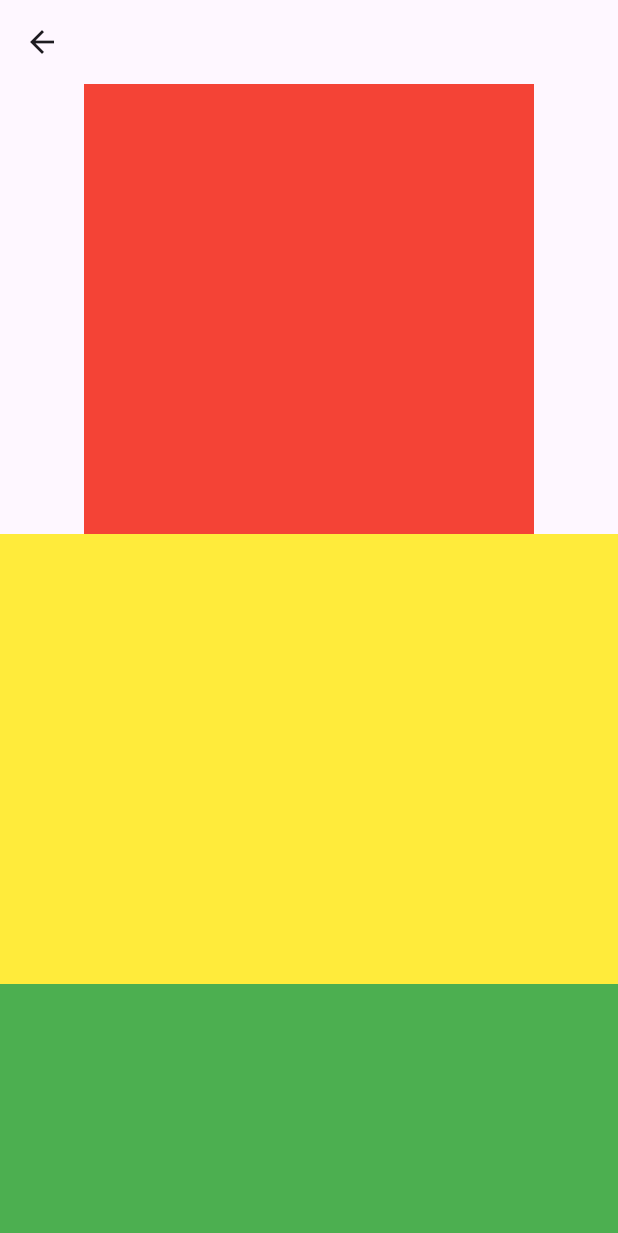
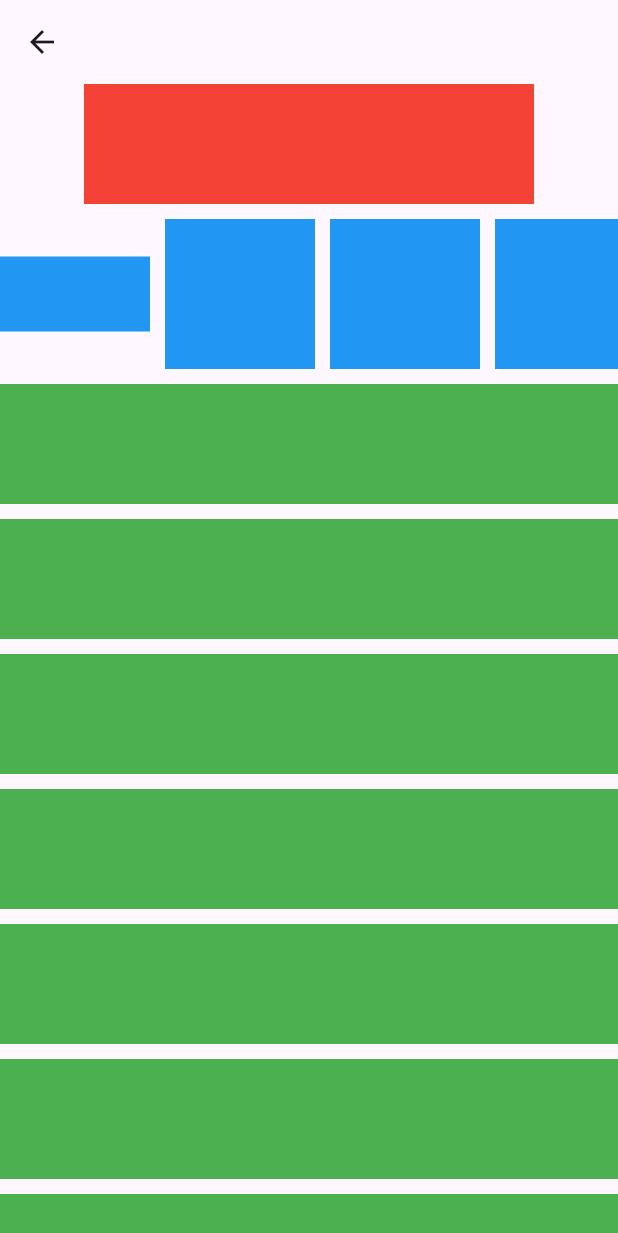
Before and after one commit to VinicioSantosOliveira/masterclass, a Flutter app: the screen it shows after launch, after a tap on the "align vertical bottom" icon, on a phone screen of 412 x 824 dp. Shown: the top 1233 px of the screen. Run offline on Flutter 3.47's test engine with Material 3 defaults, Android fonts, the phone set to English and light mode, and no system bars.

Commit message:
fix: arrumei o myApp

```diff
--- a/lib/aula_miscelania.dart
+++ b/lib/aula_miscelania.dart
@@ -8,23 +8,122 @@ class Miscelania extends StatelessWidget {
     return Scaffold(
       appBar: AppBar(),
       body: ListView(
+        scrollDirection: Axis.vertical,
         children: [
           Align(
-            child: Container(
-              height: 300,
-              width: 300,
-              color: Colors.red,
+            child: Padding(
+              padding: const EdgeInsets.only(bottom: 10),
+              child: Container(
+                height: 80,
+                width: 300,
+                color: Colors.red,
+              ),
             ),
           ),
-          Container(
-            height: 300,
-            width: 300,
-            color: Colors.yellow,
+          Padding(
+            padding: const EdgeInsets.only(bottom: 10),
+            child: SizedBox(
+              height: 100,
+              child: ListView(
+                scrollDirection: Axis.horizontal,
+                children: [
+                  Align(
+                    child: Padding(
+                      padding: const EdgeInsets.only(right: 10),
+                      child: Container(
+                        height: 50,
+                        width: 100,
+                        color: Colors.blue,
+                      ),
+                    ),
+                  ),
+                  Padding(
+                    padding: const EdgeInsets.only(right: 10),
+                    child: Container(
+                      width: 100,
+                      color: Colors.blue,
+                    ),
+                  ),
+                  Padding(
+                    padding: const EdgeInsets.only(right: 10),
+                    child: Container(
+                      width: 100,
+                      color: Colors.blue,
+                    ),
+                  ),
+                  Padding(
+                    padding: const EdgeInsets.only(right: 10),
+                    child: Container(
+                      width: 100,
+                      color: Colors.blue,
+                    ),
+                  ),
+                  Padding(
+                    padding: const EdgeInsets.only(right: 10),
+                    child: Container(
+                      width: 100,
+                      color: Colors.blue,
+                    ),
+                  ),
+                ],
+              ),
+            ),
           ),
-          Container(
-            height: 300,
-            width: 300,
-            color: Colors.green,
+          Padding(
+            padding: const EdgeInsets.only(bottom: 10),
+            child: Container(
+              height: 80,
+              width: 300,
+              color: Colors.green,
+            ),
+          ),
+          Padding(
+            padding: const EdgeInsets.only(bottom: 10),
+            child: Container(
+              height: 80,
+              width: 300,
+              color: Colors.green,
+            ),
+          ),
+          Padding(
+            padding: const EdgeInsets.only(bottom: 10),
+            child: Container(
+              height: 80,
+              width: 300,
+              color: Colors.green,
+            ),
+          ),
+          Padding(
+            padding: const EdgeInsets.only(bottom: 10),
+            child: Container(
+              height: 80,
+              width: 300,
+              color: Colors.green,
+            ),
+          ),
+          Padding(
+            padding: const EdgeInsets.only(bottom: 10),
+            child: Container(
+              height: 80,
+              width: 300,
+              color: Colors.green,
+            ),
+          ),
+          Padding(
+            padding: const EdgeInsets.only(bottom: 10),
+            child: Container(
+              height: 80,
+              width: 300,
+              color: Colors.green,
+            ),
+          ),
+          Padding(
+            padding: const EdgeInsets.only(bottom: 10),
+            child: Container(
+              height: 80,
+              width: 300,
+              color: Colors.green,
+            ),
           ),
         ],
       ),
--- a/lib/main.dart
+++ b/lib/main.dart
@@ -1,17 +1,6 @@
 import 'package:flutter/material.dart';
-import 'home_page.dart';
+import 'my_app.dart';
 
 void main() {
   runApp(const MyApp());
 }
-
-class MyApp extends StatelessWidget {
-  const MyApp({super.key});
-
-  @override
-  Widget build(BuildContext context) {
-    return const MaterialApp(
-      home: HomePage(),
-    );
-  }
-}
--- /dev/null
+++ b/lib/my_app.dart
@@ -0,0 +1,13 @@
+import 'package:flutter/material.dart';
+import 'home_page.dart';
+
+class MyApp extends StatelessWidget {
+  const MyApp({super.key});
+
+  @override
+  Widget build(BuildContext context) {
+    return const MaterialApp(
+      home: HomePage(),
+    );
+  }
+}
```
